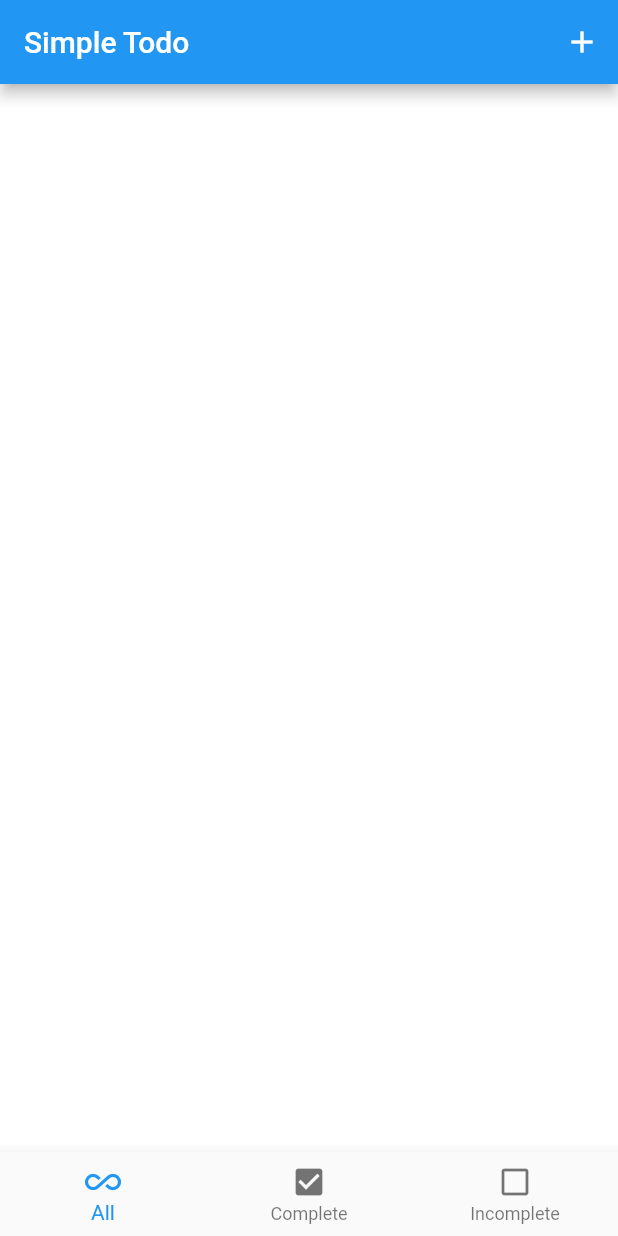
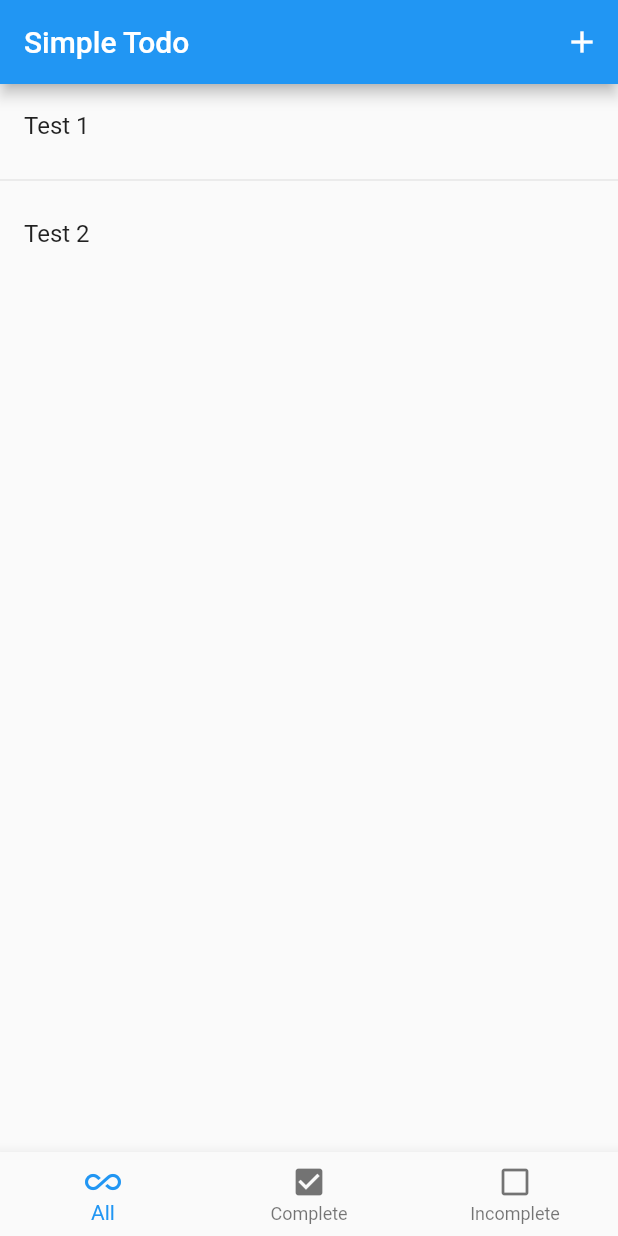
Before and after one commit to vietstone-ng/simple_todo, a Flutter app: the screen it shows after launch, on a phone screen of 412 x 824 dp. Run offline on Flutter 3.47's test engine with Material 2 defaults, Android fonts, the phone set to English and light mode, and no system bars; our stand-ins replace rxdart.

Commit message:
view models and test cases

```diff
--- a/lib/domain/todos_service.dart
+++ b/lib/domain/todos_service.dart
@@ -1,3 +1,30 @@
-
 // This service provides data as single source of truth to the presentation (ui) layer.
 // This service also received actions from presentation (ui) layer via functions.
+import 'package:rxdart/subjects.dart';
+import 'package:simple_todo/models/task.dart';
+
+class TodosService {
+  final _subject = BehaviorSubject<List<Task>>();
+
+  Stream<List<Task>> get todosStream => _subject.stream;
+
+  TodosService() {
+    // TODO: mock data
+    _subject.add([
+      const Task('123', 'Test 1', true),
+      const Task('456', 'Test 2', false),
+    ]);
+  }
+
+  void completeTask(Task t) {
+    // TODO
+  }
+
+  void uncompleteTask(Task t) {
+    // TODO
+  }
+
+  void dispose() {
+    // TODO
+  }
+}
--- a/lib/models/task.dart
+++ b/lib/models/task.dart
@@ -4,5 +4,5 @@ class Task {
   final String title;
   final bool completed;
 
-  Task(this.id, this.title, this.completed);
+  const Task(this.id, this.title, this.completed);
 }
--- a/lib/ui/home_page.dart
+++ b/lib/ui/home_page.dart
@@ -1,8 +1,9 @@
 import 'package:flutter/material.dart';
+import 'package:simple_todo/domain/todos_service.dart';
 import 'package:simple_todo/ui/todos_list_view.dart';
-import 'package:simple_todo/ui/view_models/all_view_model.dart';
 import 'package:simple_todo/ui/view_models/complete_view_model.dart';
 import 'package:simple_todo/ui/view_models/incomplete_view_model.dart';
+import 'package:simple_todo/ui/view_models/todos_view_model.dart';
 
 // The HomePage layouts 3 screens with a bottom navigation bar, and provides Create task UI.
 // TODO: layout
@@ -16,6 +17,9 @@ class HomePage extends StatefulWidget {
 
 class _HomePageState extends State<HomePage> {
   int _selectedIndex = 0;
+
+  // TODO: move to outside
+  final todosService = TodosService();
 
   void _onItemTapped(int index) {
     setState(() {
@@ -64,18 +68,18 @@ class _HomePageState extends State<HomePage> {
       ),
       body: IndexedStack(
         index: _selectedIndex,
-        children: const [
+        children: [
           TodosListView(
-            key: Key('all-list'),
-            viewModel: AllViewModel(),
+            key: const Key('all-list'),
+            viewModel: TodosViewModel(service: todosService),
           ),
           TodosListView(
-            key: Key('complete-list'),
-            viewModel: CompleteViewModel(),
+            key: const Key('complete-list'),
+            viewModel: CompleteViewModel(service: todosService),
           ),
           TodosListView(
-            key: Key('incomplete-list'),
-            viewModel: IncompleteViewModel(),
+            key: const Key('incomplete-list'),
+            viewModel: IncompleteViewModel(service: todosService),
           ),
         ],
       ),
--- a/lib/ui/todos_list_view.dart
+++ b/lib/ui/todos_list_view.dart
@@ -2,6 +2,7 @@
 // TODO: layout list view
 // TODO: inject model as dependencies
 import 'package:flutter/material.dart';
+import 'package:simple_todo/models/task.dart';
 import 'package:simple_todo/ui/view_models/todos_view_model.dart';
 
 class TodosListView extends StatelessWidget {
@@ -9,10 +10,32 @@ class TodosListView extends StatelessWidget {
 
   final TodosViewModel viewModel;
 
+  Widget _buildListView(List<Task> todos) {
+    return ListView.separated(
+      itemCount: todos.length,
+      separatorBuilder: (BuildContext context, int index) => const Divider(),
+      itemBuilder: (BuildContext context, int index) {
+        return ListTile(
+          title: Text(todos[index].title),
+        );
+      },
+    );
+  }
+
   @override
   Widget build(BuildContext context) {
-    return Container(
-      color: viewModel.color,
+    return StreamBuilder<List<Task>>(
+      stream: viewModel.dataStream,
+      builder: (context, snapshot) {
+        final todos = snapshot.data;
+        if (todos == null) {
+          return const Center(child: Text('Loading ...'));
+        } else if (todos.isEmpty) {
+          return const Center(child: Text('No task'));
+        }
+
+        return _buildListView(todos);
+      },
     );
   }
 }
--- a/lib/ui/view_models/all_view_model.dart
+++ /dev/null
@@ -1,10 +0,0 @@
-import 'package:flutter/material.dart';
-import 'package:simple_todo/ui/view_models/todos_view_model.dart';
-
-// ViewModel for All screen. This extracts all todos from TodosService.
-class AllViewModel implements TodosViewModel {
-  const AllViewModel();
-
-  @override
-  Color get color => Colors.white;
-}
--- a/lib/ui/view_models/complete_view_model.dart
+++ b/lib/ui/view_models/complete_view_model.dart
@@ -1,10 +1,12 @@
-import 'package:flutter/material.dart';
+import 'package:simple_todo/models/task.dart';
 import 'package:simple_todo/ui/view_models/todos_view_model.dart';
 
 // ViewModel for Complete screen. This extracts only completed todos from TodosService.
-class CompleteViewModel implements TodosViewModel {
-  const CompleteViewModel();
+class CompleteViewModel extends TodosViewModel {
+  const CompleteViewModel({required super.service});
 
   @override
-  Color get color => Colors.greenAccent;
+  Stream<List<Task>> get dataStream => super.dataStream.map(
+        (list) => list.where((e) => e.completed).toList(),
+      );
 }
--- a/lib/ui/view_models/incomplete_view_model.dart
+++ b/lib/ui/view_models/incomplete_view_model.dart
@@ -1,10 +1,12 @@
-import 'package:flutter/material.dart';
+import 'package:simple_todo/models/task.dart';
 import 'package:simple_todo/ui/view_models/todos_view_model.dart';
 
 // // ViewModel for Incomplete screen. This extracts only completed todos from TodosService.
-class IncompleteViewModel implements TodosViewModel {
-  const IncompleteViewModel();
+class IncompleteViewModel extends TodosViewModel {
+  const IncompleteViewModel({required super.service});
 
   @override
-  Color get color => Colors.yellow;
+  Stream<List<Task>> get dataStream => super.dataStream.map(
+        (list) => list.where((e) => !e.completed).toList(),
+      );
 }
--- a/lib/ui/view_models/todos_view_model.dart
+++ b/lib/ui/view_models/todos_view_model.dart
@@ -1,9 +1,15 @@
 // ViewModel interface to be used in TodosListView.
-import 'package:flutter/material.dart';
+import 'package:simple_todo/domain/todos_service.dart';
+import 'package:simple_todo/models/task.dart';
 
-abstract class TodosViewModel {
-  // Stream get todos;
+class TodosViewModel {
+  const TodosViewModel({required TodosService service}) : _service = service;
 
-  // TODO: debug
-  Color get color;
+  final TodosService _service;
+
+  Stream<List<Task>> get dataStream => _service.todosStream;
+
+  void completeTask(Task t) => _service.completeTask(t);
+
+  void uncompleteTask(Task t) => _service.uncompleteTask(t);
 }
```
Also changed, not shown: pubspec.yaml (+5 -69 lines), pubspec.lock, 4 other files.
